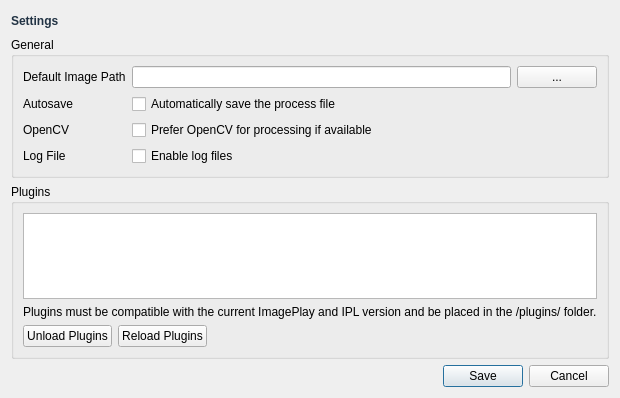
cpvrlab/ImagePlay, file ImagePlay/ui/SettingsWindow.ui: the form before one commit.
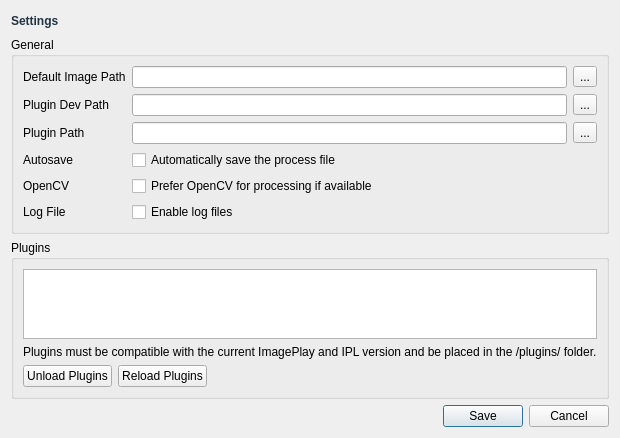
The form after the commit.

Commit message: added settings for the plugin development directory and plugin directory (where the .dll .dylib .so files will go). fixes #61

Patch:
```diff
--- a/ImagePlay/ui/SettingsWindow.ui
+++ b/ImagePlay/ui/SettingsWindow.ui
@@ -7,7 +7,7 @@
     <x>0</x>
     <y>0</y>
     <width>601</width>
-    <height>398</height>
+    <height>407</height>
    </rect>
   </property>
   <property name="windowTitle">
@@ -52,20 +52,6 @@
         </property>
        </widget>
       </item>
-      <item row="1" column="0">
-       <widget class="QLabel" name="label_3">
-        <property name="text">
-         <string>Autosave</string>
-        </property>
-       </widget>
-      </item>
-      <item row="0" column="2">
-       <widget class="QPushButton" name="btnDefaultImagePath">
-        <property name="text">
-         <string>...</string>
-        </property>
-       </widget>
-      </item>
       <item row="0" column="1">
        <widget class="QLineEdit" name="txtDefaultImagePath">
         <property name="readOnly">
@@ -73,28 +59,35 @@
         </property>
        </widget>
       </item>
-      <item row="2" column="0">
+      <item row="4" column="0">
        <widget class="QLabel" name="label_5">
         <property name="text">
          <string>OpenCV</string>
         </property>
        </widget>
       </item>
-      <item row="1" column="1">
-       <widget class="QCheckBox" name="chkAutosave">
+      <item row="3" column="0">
+       <widget class="QLabel" name="label_3">
         <property name="text">
-         <string>Automatically save the process file</string>
+         <string>Autosave</string>
         </property>
        </widget>
       </item>
-      <item row="2" column="1">
+      <item row="5" column="1">
+       <widget class="QCheckBox" name="chkLogFile">
+        <property name="text">
+         <string>Enable log files</string>
+        </property>
+       </widget>
+      </item>
+      <item row="4" column="1">
        <widget class="QCheckBox" name="chkOpenCV">
         <property name="text">
          <string>Prefer OpenCV for processing if available</string>
         </property>
        </widget>
       </item>
-      <item row="3" column="0">
+      <item row="5" column="0">
        <widget class="QLabel" name="label_6">
         <property name="text">
          <string>Log File</string>
@@ -102,9 +95,58 @@
        </widget>
       </item>
       <item row="3" column="1">
-       <widget class="QCheckBox" name="chkLogFile">
+       <widget class="QCheckBox" name="chkAutosave">
         <property name="text">
-         <string>Enable log files</string>
+         <string>Automatically save the process file</string>
+        </property>
+       </widget>
+      </item>
+      <item row="1" column="0">
+       <widget class="QLabel" name="label_7">
+        <property name="text">
+         <string>Plugin Dev Path</string>
+        </property>
+       </widget>
+      </item>
+      <item row="2" column="0">
+       <widget class="QLabel" name="label_8">
+        <property name="text">
+         <string>Plugin Path</string>
+        </property>
+       </widget>
+      </item>
+      <item row="1" column="1">
+       <widget class="QLineEdit" name="txtPluginDevPath">
+        <property name="readOnly">
+         <bool>true</bool>
+        </property>
+       </widget>
+      </item>
+      <item row="2" column="1">
+       <widget class="QLineEdit" name="txtPluginPath">
+        <property name="readOnly">
+         <bool>true</bool>
+        </property>
+       </widget>
+      </item>
+      <item row="1" column="2">
+       <widget class="QToolButton" name="btnDevPath">
+        <property name="text">
+         <string>...</string>
+        </property>
+       </widget>
+      </item>
+      <item row="0" column="2">
+       <widget class="QToolButton" name="btnDefaultImagePath">
+        <property name="text">
+         <string>...</string>
+        </property>
+       </widget>
+      </item>
+      <item row="2" column="2">
+       <widget class="QToolButton" name="btnPluginPath">
+        <property name="text">
+         <string>...</string>
         </property>
        </widget>
       </item>
```
The commit also changes 9 other files.
